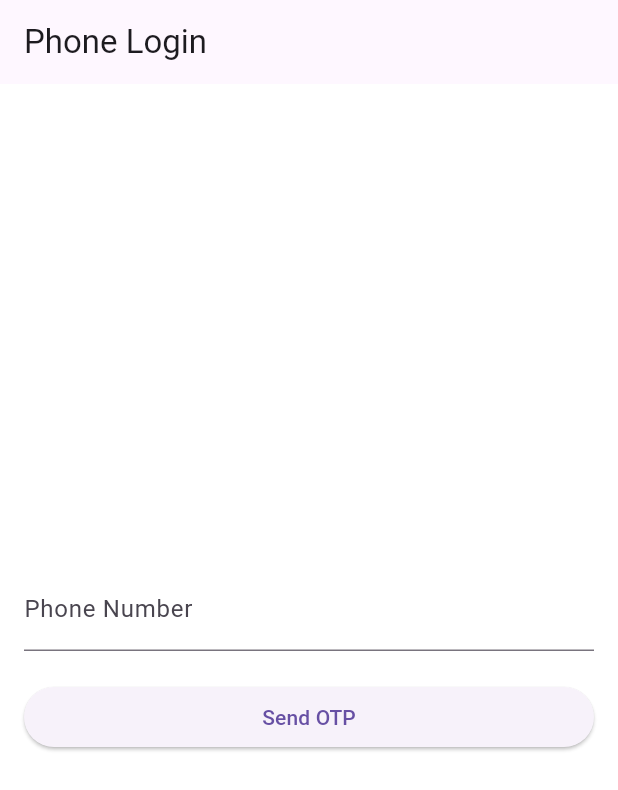
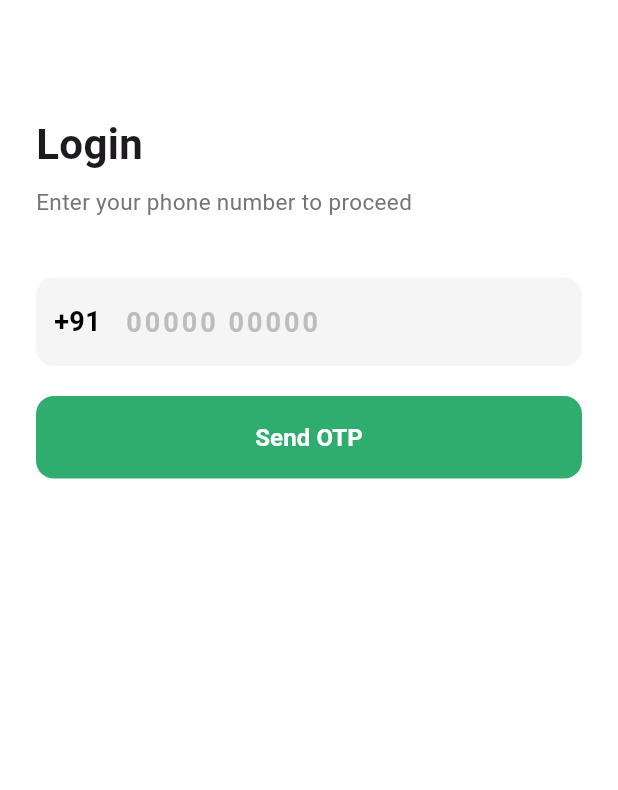
Before and after one commit to muhammed-ansif-c/Service_app, a Flutter app: the OtpScreen screen opened by its route, on a phone screen of 412 x 824 dp. Shown: the top 790 px of the screen. Run offline on Flutter 3.47's test engine with Material 3 defaults, Android fonts, the phone set to English and light mode, and no system bars; our stand-ins replace flutter_riverpod, go_router, supabase_flutter; accounts and stored records are empty; network calls fail.

Commit message:
adjusted otp mock login

```diff
--- a/lib/application/providers/auth_provider.dart
+++ b/lib/application/providers/auth_provider.dart
@@ -1,4 +1,5 @@
 import 'package:flutter_riverpod/flutter_riverpod.dart';
+import 'package:flutter_riverpod/legacy.dart';
 import 'package:supabase_flutter/supabase_flutter.dart';
 import '../../infrastructure/services/auth_service.dart';
 
@@ -6,6 +7,8 @@ import '../../infrastructure/services/auth_service.dart';
 // Low-level service provider
 // ──────────────────────────────────────────────
 final authServiceProvider = Provider<AuthService>((ref) => AuthService());
+
+final mockAuthProvider = StateProvider<bool>((ref) => false);
 
 // ──────────────────────────────────────────────
 // Stream of Supabase auth state changes
--- a/lib/presentation/screens/otp_screen.dart
+++ b/lib/presentation/screens/otp_screen.dart
@@ -1,7 +1,12 @@
 import 'package:flutter/material.dart';
+import 'package:flutter/services.dart';
 import 'package:flutter_riverpod/flutter_riverpod.dart';
 import 'package:go_router/go_router.dart';
 import 'package:service_app/application/providers/auth_provider.dart';
+import 'package:service_app/core/router/app_routes.dart';
+
+// Note: Replace this import with your actual auth provider path
+// import 'package:service_app/application/providers/auth_provider.dart';
 
 class OtpScreen extends ConsumerStatefulWidget {
   const OtpScreen({super.key});
@@ -12,9 +17,14 @@ class OtpScreen extends ConsumerStatefulWidget {
 
 class _OtpScreenState extends ConsumerState<OtpScreen> {
   final TextEditingController _phoneController = TextEditingController();
-  final TextEditingController _otpController = TextEditingController();
 
-  String? _phone; // stores the phone used to send OTP
+  // 6 Controllers and FocusNodes for the OTP boxes
+  final List<TextEditingController> _otpControllers = List.generate(
+    6,
+    (_) => TextEditingController(),
+  );
+  final List<FocusNode> _focusNodes = List.generate(6, (_) => FocusNode());
+
   bool _otpSent = false;
   bool _loading = false;
   String? _errorMessage;
@@ -22,135 +32,272 @@ class _OtpScreenState extends ConsumerState<OtpScreen> {
   @override
   void dispose() {
     _phoneController.dispose();
-    _otpController.dispose();
+    for (var controller in _otpControllers) {
+      controller.dispose();
+    }
+    for (var node in _focusNodes) {
+      node.dispose();
+    }
     super.dispose();
   }
 
-  Future<void> _sendOtp() async {
-    final phone = '+91${_phoneController.text.trim()}';
+  // Helper to get full OTP string
+  String get _currentOtp => _otpControllers.map((e) => e.text).join();
+
+  Future<void> _handleSendOtp() async {
+    if (_phoneController.text.length < 10) {
+      setState(() => _errorMessage = "Please enter a valid 10-digit number");
+      return;
+    }
+
     setState(() {
       _loading = true;
       _errorMessage = null;
     });
 
-    final result = await ref.read(authProvider).sendOtp(phone);
+    // Dummy Delay to simulate API
+    await Future.delayed(const Duration(seconds: 2));
 
-    if (!mounted) return;
+    // --- INTEGRATE YOUR RIVERPOD LOGIC HERE ---
+    // final phone = '+91${_phoneController.text.trim()}';
+    // final result = await ref.read(authProvider).sendOtp(phone);
 
-    if (result != null) {
     setState(() {
-        _phone = result; // result == phone number (Supabase token key)
+      _loading = false;
       _otpSent = true;
-        _loading = false;
-      });
-    } else {
-      setState(() {
-        _errorMessage = 'Failed to send OTP. Check your number and try again.';
-        _loading = false;
     });
   }
+
+  Future<void> _handleVerifyOtp() async {
+    if (_currentOtp.length < 6) {
+      setState(() => _errorMessage = "Please enter all 6 digits");
+      return;
     }
 
-  Future<void> _verifyOtp() async {
     setState(() {
       _loading = true;
       _errorMessage = null;
     });
 
-    final success = await ref
-        .read(authProvider)
-        .verifyOtp(_phone!, _otpController.text.trim());
-
-    if (!mounted) return;
-
+    // Dummy logic as requested (Hardcoded 123456)
+    await Future.delayed(const Duration(seconds: 2));
+if (_currentOtp == "123456") {
   setState(() => _loading = false);
 
-  if (success) {
-  context.go('/home'); // 🔥 manual navigation
-} else {
-  setState(() => _errorMessage = 'Invalid OTP. Please try again.');
+  ref.read(mockAuthProvider.notifier).state = true; // ✅ mark login
+
+  if (mounted) context.go(AppRoutes.home);
+}
+    else {
+      setState(() {
+        _loading = false;
+        _errorMessage = "Invalid OTP. Please try 123456";
+      });
     }
   }
 
   @override
   Widget build(BuildContext context) {
+    const primaryGreen = Color(0xFF2EAD6F);
+
     return Scaffold(
-      appBar: AppBar(title: const Text('Phone Login')),
-      body: Padding(
-        padding: const EdgeInsets.all(16),
+      backgroundColor: Colors.white,
+      appBar: AppBar(
+        backgroundColor: Colors.white,
+        elevation: 0,
+        leading: _otpSent
+            ? IconButton(
+                icon: const Icon(Icons.arrow_back, color: Colors.black),
+                onPressed: () => setState(() => _otpSent = false),
+              )
+            : null,
+      ),
+      body: SingleChildScrollView(
+        padding: const EdgeInsets.symmetric(horizontal: 24),
         child: Column(
-          mainAxisAlignment: MainAxisAlignment.center,
+          crossAxisAlignment: CrossAxisAlignment.start,
           children: [
-            // ── Phone input ────────────────────────────────────────────────
-            if (!_otpSent)
+            const SizedBox(height: 20),
+            Text(
+              _otpSent ? "Verify Details" : "Login",
+              style: const TextStyle(fontSize: 28, fontWeight: FontWeight.bold),
+            ),
+            const SizedBox(height: 8),
+            Text(
+              _otpSent
+                  ? "Enter the 6-digit OTP sent to +91 ${_phoneController.text}"
+                  : "Enter your phone number to proceed",
+              style: TextStyle(color: Colors.grey.shade600, fontSize: 15),
+            ),
+            const SizedBox(height: 40),
+
+            // --- PHONE INPUT SECTION ---
+            AbsorbPointer(
+              absorbing: _otpSent, // Disables input when OTP is sent
+              child: Opacity(
+                opacity: _otpSent ? 0.5 : 1.0, // Blurs UI when OTP is sent
+                child: Column(
+                  children: [
                     TextField(
                       controller: _phoneController,
-                decoration: const InputDecoration(
-                  labelText: 'Phone Number',
-                  prefixText: '+91 ',
+                      keyboardType: TextInputType.phone,
+                      maxLength: 10,
+                      inputFormatters: [FilteringTextInputFormatter.digitsOnly],
+                      style: const TextStyle(
+                        fontSize: 18,
+                        fontWeight: FontWeight.bold,
+                        letterSpacing: 2,
                       ),
-                keyboardType: TextInputType.phone,
+                      decoration: InputDecoration(
+                        counterText: "",
+                        prefixIcon: const Padding(
+                          padding: EdgeInsets.symmetric(
+                            vertical: 14,
+                            horizontal: 12,
                           ),
-
+                          child: Text(
+                            "+91",
+                            style: TextStyle(
+                              fontSize: 18,
+                              fontWeight: FontWeight.bold,
+                              color: Colors.black,
+                            ),
+                          ),
+                        ),
+                        hintText: "00000 00000",
+                        hintStyle: TextStyle(
+                          color: Colors.grey.shade400,
+                          letterSpacing: 2,
+                        ),
+                        filled: true,
+                        fillColor: Colors.grey.shade100,
+                        border: OutlineInputBorder(
+                          borderRadius: BorderRadius.circular(12),
+                          borderSide: BorderSide.none,
+                        ),
+                      ),
+                    ),
                     const SizedBox(height: 20),
-
-            // ── Send OTP ───────────────────────────────────────────────────
                     if (!_otpSent)
-              SizedBox(
-                width: double.infinity,
-                child: ElevatedButton(
-                  onPressed: _loading ? null : _sendOtp,
-                  child: _loading
-                      ? const SizedBox(
-                          width: 18,
-                          height: 18,
-                          child: CircularProgressIndicator(strokeWidth: 2),
-                        )
-                      : const Text('Send OTP'),
+                      _buildButton("Send OTP", _handleSendOtp, primaryGreen),
+                  ],
+                ),
               ),
             ),
 
-            // ── OTP input + verify ─────────────────────────────────────────
+            // --- OTP INPUT SECTION ---
             if (_otpSent) ...[
-              Text(
-                'OTP sent to +91${_phoneController.text.trim()}',
-                style: const TextStyle(color: Colors.green),
+              const SizedBox(height: 20),
+              Row(
+                mainAxisAlignment: MainAxisAlignment.spaceBetween,
+                children: List.generate(6, (index) => _buildOtpBox(index)),
               ),
-              const SizedBox(height: 16),
-              TextField(
-                controller: _otpController,
-                decoration: const InputDecoration(labelText: 'Enter OTP'),
-                keyboardType: TextInputType.number,
-                maxLength: 6,
+              const SizedBox(height: 30),
+              _buildButton("Verify OTP", _handleVerifyOtp, primaryGreen),
+              Center(
+                child: TextButton(
+                  onPressed: _loading
+                      ? null
+                      : () => setState(() => _otpSent = false),
+                  child: const Text(
+                    "Edit Phone Number",
+                    style: TextStyle(
+                      color: primaryGreen,
+                      fontWeight: FontWeight.bold,
                     ),
-              const SizedBox(height: 12),
-              SizedBox(
-                width: double.infinity,
-                child: ElevatedButton(
-                  onPressed: _loading ? null : _verifyOtp,
-                  child: _loading
-                      ? const SizedBox(
-                          width: 18,
-                          height: 18,
-                          child: CircularProgressIndicator(strokeWidth: 2),
-                        )
-                      : const Text('Verify OTP'),
+                  ),
                 ),
               ),
             ],
 
-            // ── Error display ──────────────────────────────────────────────
-            if (_errorMessage != null) ...[
-              const SizedBox(height: 12),
-              Text(
+            // --- ERROR MESSAGE ---
+            if (_errorMessage != null)
+              Padding(
+                padding: const EdgeInsets.only(top: 20),
+                child: Center(
+                  child: Text(
                     _errorMessage!,
-                style: const TextStyle(color: Colors.red),
-                textAlign: TextAlign.center,
+                    style: const TextStyle(
+                      color: Colors.red,
+                      fontWeight: FontWeight.w500,
                     ),
-            ],
+                  ),
+                ),
+              ),
           ],
         ),
       ),
     );
   }
+
+  // Helper: Individual OTP Box
+  Widget _buildOtpBox(int index) {
+    return SizedBox(
+      width: 45,
+      height: 55,
+      child: TextField(
+        controller: _otpControllers[index],
+        focusNode: _focusNodes[index],
+        keyboardType: TextInputType.number,
+        textAlign: TextAlign.center,
+        maxLength: 1,
+        style: const TextStyle(fontSize: 22, fontWeight: FontWeight.bold),
+        decoration: InputDecoration(
+          counterText: "",
+          filled: true,
+          fillColor: Colors.grey.shade100,
+          enabledBorder: OutlineInputBorder(
+            borderRadius: BorderRadius.circular(10),
+            borderSide: BorderSide(color: Colors.grey.shade300),
+          ),
+          focusedBorder: OutlineInputBorder(
+            borderRadius: BorderRadius.circular(10),
+            borderSide: const BorderSide(color: Color(0xFF2EAD6F), width: 2),
+          ),
+        ),
+        onChanged: (value) {
+          if (value.isNotEmpty && index < 5) {
+            _focusNodes[index + 1].requestFocus();
+          } else if (value.isEmpty && index > 0) {
+            _focusNodes[index - 1].requestFocus();
           }
+        },
+      ),
+    );
+  }
+
+  // Helper: Main Action Button
+  Widget _buildButton(String label, VoidCallback onPressed, Color color) {
+    return SizedBox(
+      width: double.infinity,
+      height: 55,
+      child: ElevatedButton(
+        onPressed: _loading ? null : onPressed,
+        style: ElevatedButton.styleFrom(
+          backgroundColor: color,
+          shape: RoundedRectangleBorder(
+            borderRadius: BorderRadius.circular(12),
+          ),
+          elevation: 0,
+        ),
+        child: _loading
+            ? const SizedBox(
+                width: 24,
+                height: 24,
+                child: CircularProgressIndicator(
+                  color: Colors.white,
+                  strokeWidth: 2,
+                ),
+              )
+            : Text(
+                label,
+                style: const TextStyle(
+                  color: Colors.white,
+                  fontSize: 16,
+                  fontWeight: FontWeight.bold,
+                ),
+              ),
+      ),
+    );
+  }
+}
```
Also changed, not shown: lib/core/router/app_router.dart (+6 -2 lines), lib/presentation/screens/profile_screen.dart (+21 -15 lines). Lines whose indentation alone changed are shown as unchanged.
